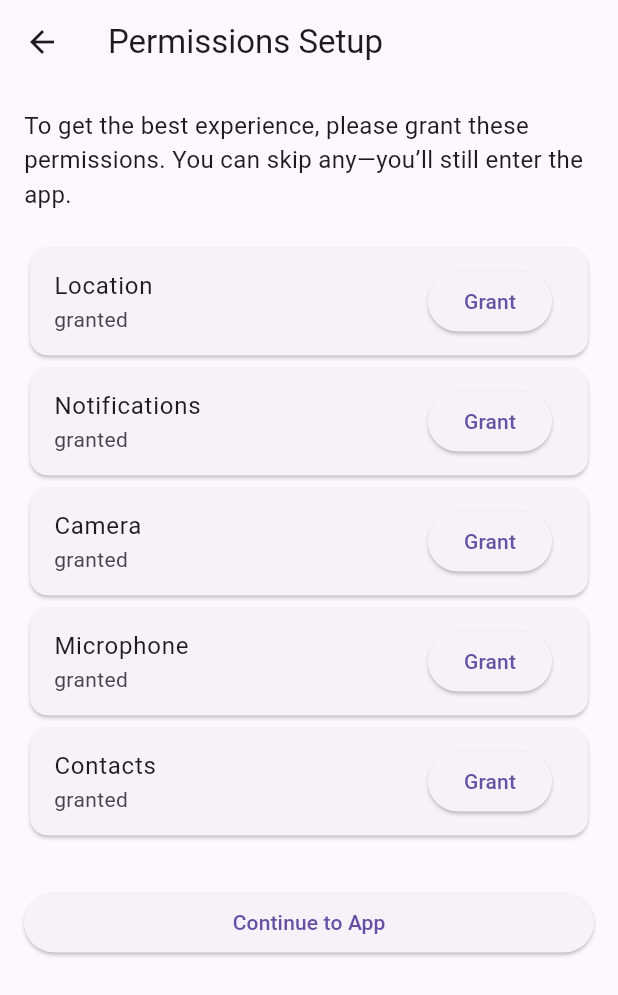
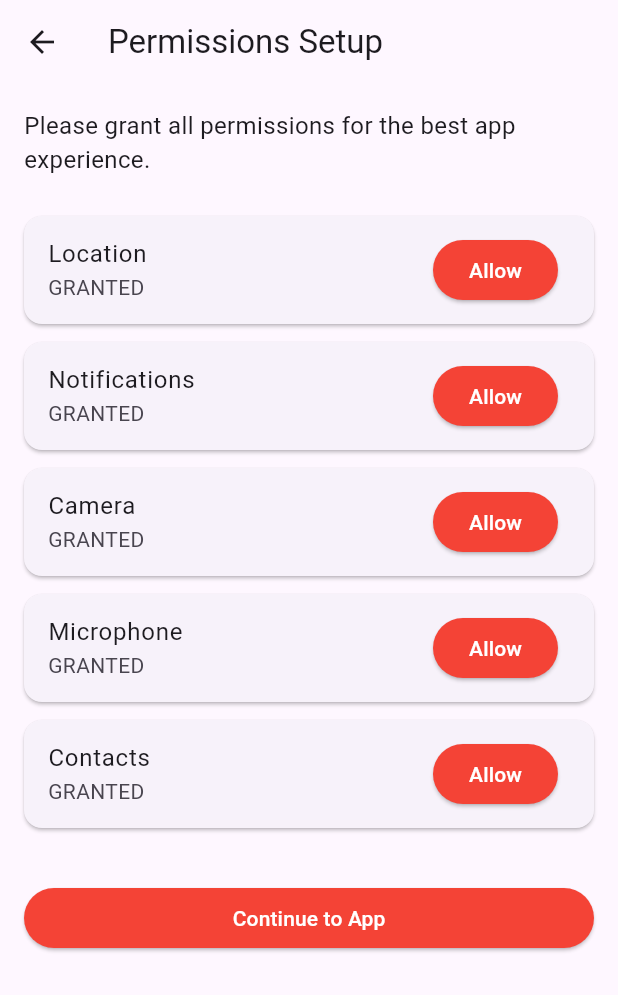
Before and after one commit to Mozin-Para/Koshur_Kart7, a Flutter app: the screen it shows after launch, on a phone screen of 412 x 824 dp. Shown: the top 995 px of the screen. Run offline on Flutter 3.47's test engine with Material 3 defaults, Android fonts, the phone set to English and light mode, and no system bars; our stand-ins replace flutter_colorpicker, geolocator, google_maps_flutter, google_sign_in, image_picker, permission_handler and 1 more; missing offline and left inert: flutter_displaymode.

Commit message:
phase 2 warning & suggestion update

```diff
--- a/lib/pages/permission_request_page.dart
+++ b/lib/pages/permission_request_page.dart
@@ -1,19 +1,10 @@
 // lib/pages/permission_request_page.dart
-// First-launch screen that:
-//  • Lists all required permissions with their current OS status
-//  • Lets the user tap “Grant” to invoke the native Allow/Deny popup
-//  • Tracks which permissions are granted/denied
-//  • Includes a Continue button that always returns to HomePage
-//    while clearing the firstLaunch flag so this screen shows only once
+import 'dart:io';
+import 'package:flutter/material.dart';
+import 'package:permission_handler/permission_handler.dart';
+import 'package:shared_preferences/shared_preferences.dart';
 
-import 'dart:io';                              // To detect the current platform (Android vs iOS)
-import 'package:flutter/material.dart';        // Core Flutter UI widgets
-import 'package:permission_handler/permission_handler.dart'; // OS-level permission APIs
-import 'package:shared_preferences/shared_preferences.dart'; // Persisting simple key/value pairs
-
-/// A stateful page that drives the OS permission dialogs one by one.
 class PermissionRequestPage extends StatefulWidget {
-  /// Default constructor forwards the optional Key to super.
   const PermissionRequestPage({super.key});
 
   @override
@@ -21,105 +12,124 @@ class PermissionRequestPage extends StatefulWidget {
 }
 
 class _PermissionRequestPageState extends State<PermissionRequestPage> {
-  /// 1) Maps each Permission enum to a human-readable label.
-  ///    On Android, we include POST_NOTIFICATIONS only if the platform is Android.
-  final Map<Permission, String> _permNames = {
-    Permission.location:      'Location',
+  /// All permissions we ask on very first run.
+  final Map<Permission, String> _allPermNames = {
+    Permission.location:        'Location',
     if (Platform.isAndroid) Permission.notification: 'Notifications',
-    Permission.camera:        'Camera',
-    Permission.microphone:    'Microphone',
-    Permission.contacts:      'Contacts',
+    Permission.camera:          'Camera',
+    Permission.microphone:      'Microphone',
+    Permission.contacts:        'Contacts',
   };
 
-  /// 2) Holds the latest PermissionStatus for each permission in `_permNames`.
-  ///    Initialized empty; filled by `_loadStatuses()` on init.
+  /// Only these two on every subsequent open.
+  final Map<Permission, String> _essentialPermNames = {
+    Permission.location:        'Location',
+    if (Platform.isAndroid) Permission.notification: 'Notifications',
+  };
+
+  bool _isFirstLaunch = true;
   Map<Permission, PermissionStatus> _statuses = {};
 
   @override
   void initState() {
     super.initState();
-    // 3) When this widget first appears, load each permission’s current status.
-    _loadStatuses();
+    _initialize();
   }
 
-  /// 4) Asynchronously queries the OS for the current status of each permission.
-  ///    Populates `_statuses` and triggers a rebuild.
-  Future<void> _loadStatuses() async {
-    final Map<Permission, PermissionStatus> result = {};
-    // 4a) Loop through every permission key
-    for (final perm in _permNames.keys) {
-      // 4b) Ask the plugin for the current status (granted, denied, etc.)
+  Future<void> _initialize() async {
+    // 1) Read first‐launch flag
+    final prefs = await SharedPreferences.getInstance();
+    final first = prefs.getBool('firstLaunch') ?? true;
+
+    // 2) Load current status for all perms
+    final result = <Permission, PermissionStatus>{};
+    for (final perm in _allPermNames.keys) {
       result[perm] = await perm.status;
     }
-    // 4c) Update state so UI shows the latest statuses under each ListTile
-    setState(() => _statuses = result);
+
+    // 3) Update state
+    setState(() {
+      _isFirstLaunch = first;
+      _statuses      = result;
+    });
+
+    // 4) After build, request OS dialogs
+    WidgetsBinding.instance.addPostFrameCallback((_) async {
+      final toRequest = _isFirstLaunch
+          ? _allPermNames.keys
+          : _essentialPermNames.keys.where((p) =>
+      _statuses[p] != PermissionStatus.granted
+      );
+      for (final perm in toRequest) {
+        await _requestPermission(perm);
+      }
+    });
   }
 
-  /// 5) Invoked when the user taps “Grant” for a specific permission.
-  ///    Requests the OS dialog and then reloads that permission’s status.
-  Future<void> _request(Permission perm) async {
-    // 5a) Fire the native popup (Allow / Deny)
+  Future<void> _requestPermission(Permission perm) async {
     final status = await perm.request();
-    // 5b) Store the new status locally so the subtitle updates
     setState(() => _statuses[perm] = status);
   }
 
-  /// 6) Called when the user taps “Continue to App” at the bottom.
-  ///    Marks firstLaunch=false so this screen never reappears,
-  ///    then pops back to the HomePage.
   Future<void> _finish() async {
-    // 6a) Obtain the SharedPreferences instance
     final prefs = await SharedPreferences.getInstance();
-    // 6b) Persist that we've completed the first-run permission setup
     await prefs.setBool('firstLaunch', false);
-    // 6c) Navigate back (pop) to HomePage
     if (!mounted) return;
     Navigator.of(context).pop();
   }
 
   @override
   Widget build(BuildContext context) {
+    // Choose which map to render
+    final permNames = _isFirstLaunch
+        ? _allPermNames
+        : _essentialPermNames;
+
     return Scaffold(
-      // 7) Standard AppBar with a title
       appBar: AppBar(title: const Text('Permissions Setup')),
-      // 8) ListView with padding: intro text, permission tiles, Continue button
       body: ListView(
         padding: const EdgeInsets.all(16),
         children: [
-          // 9) Introductory description
-          const Text(
-            'To get the best experience, please grant these permissions. '
-                'You can skip any—you’ll still enter the app.',
-            style: TextStyle(fontSize: 16),
+          Text(
+            _isFirstLaunch
+                ? 'Please grant all permissions for the best app experience.'
+                : 'Checking Location & Notifications each time; others skipped.',
+            style: const TextStyle(fontSize: 16),
           ),
           const SizedBox(height: 20),
 
-          // 10) Build a Card + ListTile for each permission in our map
-          for (final entry in _permNames.entries)
+          // Permission tiles
+          for (final entry in permNames.entries)
             Card(
+              margin: const EdgeInsets.symmetric(vertical: 6),
               child: ListTile(
-                // 10a) Display the permission label (e.g., “Camera”)
                 title: Text(entry.value),
-                // 10b) Show the current status (granted, denied, etc.)
                 subtitle: Text(
                   _statuses[entry.key]
                       ?.toString()
                       .split('.')
-                      .last           // Converts PermissionStatus.granted → "granted"
-                      ?? 'Unknown',      // Fallback if status isn’t loaded yet
+                      .last
+                      .toUpperCase() ??
+                      'UNKNOWN',
                 ),
-                // 10c) “Grant” button to trigger the OS popup for this permission
                 trailing: ElevatedButton(
-                  onPressed: () => _request(entry.key),
-                  child: const Text('Grant'),
+                  style: ElevatedButton.styleFrom(
+                  backgroundColor: Colors.red,       // red background
+                  foregroundColor: Colors.white,     // white text/icon
+                ),
+                  onPressed: () => _requestPermission(entry.key),
+                  child: const Text('Allow'),
                 ),
               ),
             ),
 
           const SizedBox(height: 30),
 
-          // 11) A Continue button that always returns to HomePage
-          ElevatedButton(
+          // Continue button
+          ElevatedButton(style: ElevatedButton.styleFrom(
+            backgroundColor: Colors.red,       // red background
+            foregroundColor: Colors.white,     // white text/icon
+          ),
             onPressed: _finish,
             child: const Text('Continue to App'),
           ),
```
Also changed, not shown: 1 other file.
